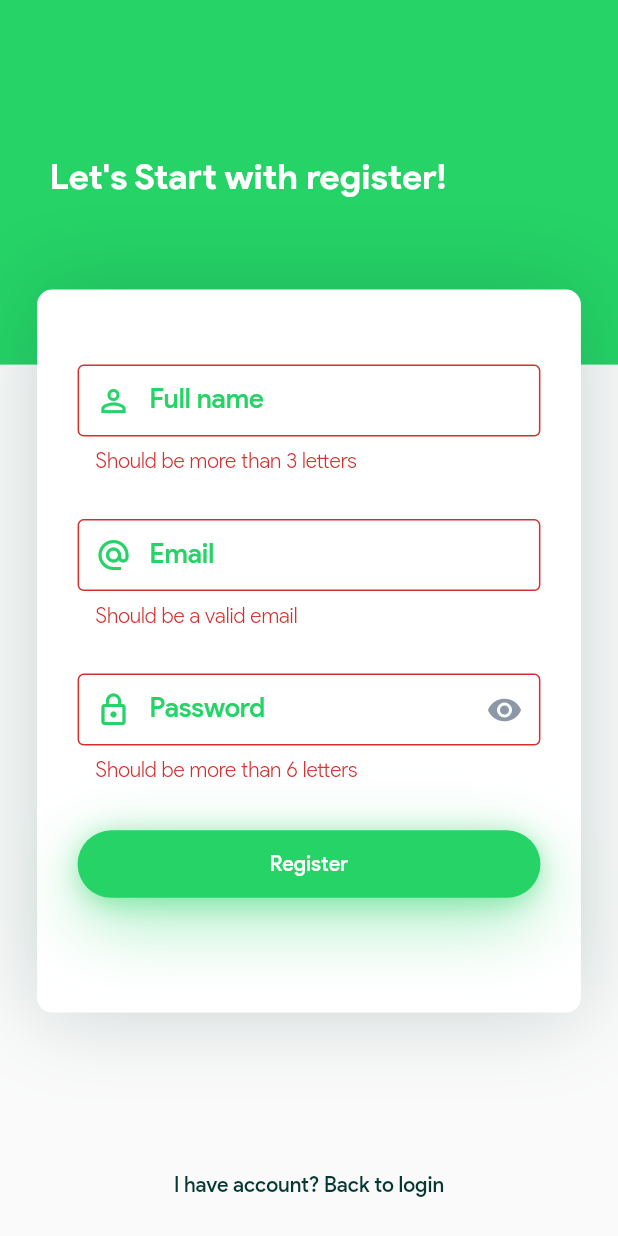
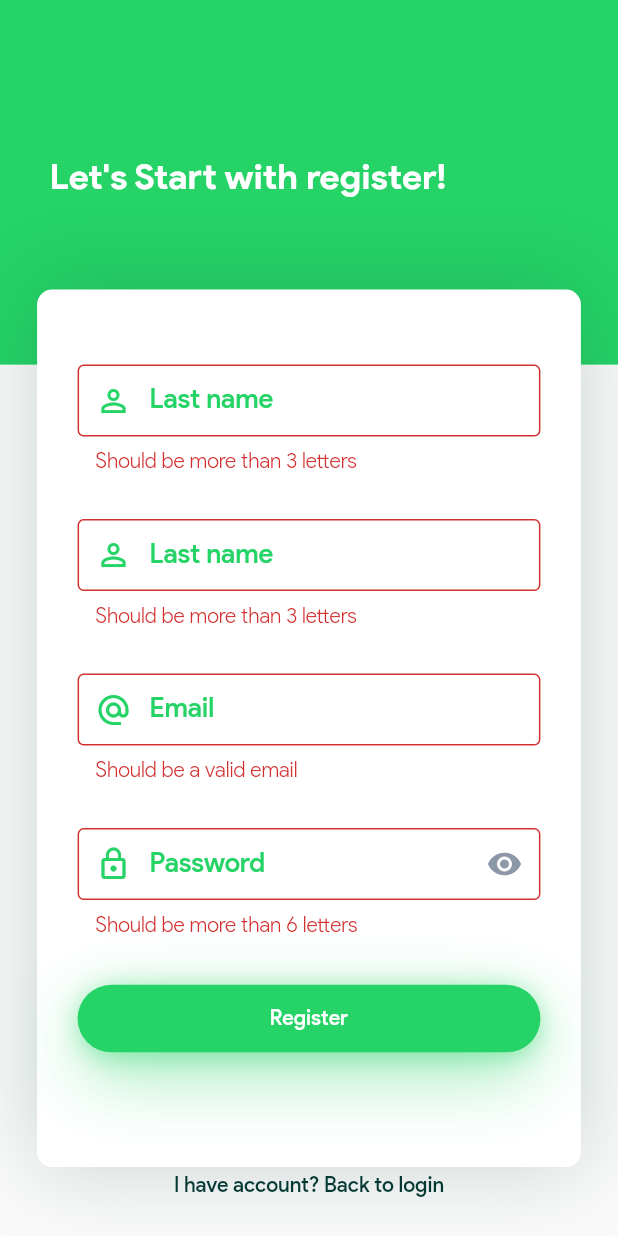
Before and after one commit to Catch-Global/catch_food_driver, a Flutter app: the SignUpWidget screen opened by its route, after a tap on "Register", on a phone screen of 412 x 824 dp. Run offline on Flutter 3.47's test engine with Material 2 defaults, Android fonts, the phone set to English and light mode, and no system bars; our stand-ins replace cached_network_image, firebase_messaging, flutter_html, fluttertoast, google_maps_flutter, location and 2 more; missing offline and left inert: global_configuration; accounts and stored records are empty.

```diff
--- a/lib/src/controllers/user_controller.dart
+++ b/lib/src/controllers/user_controller.dart
@@ -27,9 +27,10 @@ class UserController extends ControllerMVC {
       loginFormKey.currentState.save();
       repository.login(user).then((value) {
         //print(value.apiToken);
+       // if (value != null && value.apiToken != null) {
         if (value != null && value.apiToken != null) {
           scaffoldKey?.currentState?.showSnackBar(SnackBar(
-            content: Text(S.current.welcome + value.name),
+            content: Text(S.current.welcome + value.firstName + " " + value.lastName),
           ));
           Navigator.of(scaffoldKey.currentContext).pushReplacementNamed('/Pages', arguments: 1);
         } else {
@@ -47,7 +48,7 @@ class UserController extends ControllerMVC {
       repository.register(user).then((value) {
         if (value != null && value.apiToken != null) {
           scaffoldKey?.currentState?.showSnackBar(SnackBar(
-            content: Text(S.current.welcome + value.name),
+            content: Text(S.current.welcome + value.firstName + " " + value.lastName),
           ));
           Navigator.of(scaffoldKey.currentContext).pushReplacementNamed('/Pages', arguments: 1);
         } else {
--- a/lib/src/elements/DrawerWidget.dart
+++ b/lib/src/elements/DrawerWidget.dart
@@ -41,7 +41,7 @@ class _DrawerWidgetState extends StateMVC<DrawerWidget> {
 //              borderRadius: BorderRadius.only(bottomLeft: Radius.circular(35)),
                     ),
                     accountName: Text(
-                      currentUser.value.name,
+                      currentUser.value.firstName + " " + currentUser.value.lastName,
                       style: Theme.of(context).textTheme.title,
                     ),
                     accountEmail: Text(
--- a/lib/src/elements/ProfileAvatarWidget.dart
+++ b/lib/src/elements/ProfileAvatarWidget.dart
@@ -69,7 +69,7 @@ class ProfileAvatarWidget extends StatelessWidget {
             ),
           ),
           Text(
-            user.name,
+            user.firstName + " " + user.lastName,
             style: Theme.of(context).textTheme.headline.merge(TextStyle(color: Theme.of(context).primaryColor)),
           ),
           Text(
--- a/lib/src/pages/order.dart
+++ b/lib/src/pages/order.dart
@@ -173,9 +173,10 @@ class _OrderWidgetState extends StateMVC<OrderWidget> {
                                 children: <Widget>[
                                   Expanded(
                                     child: Text(
-                                      _con.order.user.name,
+                                      _con.order.user.firstName + " " + _con.order.user.lastName,
                                       style: Theme.of(context).textTheme.body2,
                                     ),
+
                                   ),
                                   SizedBox(width: 20),
                                   SizedBox(
--- a/lib/src/pages/signup.dart
+++ b/lib/src/pages/signup.dart
@@ -70,10 +70,27 @@ class _SignUpWidgetState extends StateMVC<SignUpWidget> {
                     children: <Widget>[
                       TextFormField(
                         keyboardType: TextInputType.text,
-                        onSaved: (input) => _con.user.name = input,
+                        onSaved: (input) => _con.user.firstName = input,
                         validator: (input) => input.length < 3 ? S.of(context).should_be_more_than_3_letters : null,
                         decoration: InputDecoration(
-                          labelText: S.of(context).full_name,
+                          labelText: S.of(context).last_name,
+                          labelStyle: TextStyle(color: Theme.of(context).accentColor),
+                          contentPadding: EdgeInsets.all(12),
+                          hintText: S.of(context).john_doe,
+                          hintStyle: TextStyle(color: Theme.of(context).focusColor.withOpacity(0.7)),
+                          prefixIcon: Icon(Icons.person_outline, color: Theme.of(context).accentColor),
+                          border: OutlineInputBorder(borderSide: BorderSide(color: Theme.of(context).focusColor.withOpacity(0.2))),
+                          focusedBorder: OutlineInputBorder(borderSide: BorderSide(color: Theme.of(context).focusColor.withOpacity(0.5))),
+                          enabledBorder: OutlineInputBorder(borderSide: BorderSide(color: Theme.of(context).focusColor.withOpacity(0.2))),
+                        ),
+                      ),
+                      SizedBox(height: 30),
+                      TextFormField(
+                        keyboardType: TextInputType.text,
+                        onSaved: (input) => _con.user.lastName = input,
+                        validator: (input) => input.length < 3 ? S.of(context).should_be_more_than_3_letters : null,
+                        decoration: InputDecoration(
+                          labelText: S.of(context).last_name,
                           labelStyle: TextStyle(color: Theme.of(context).accentColor),
                           contentPadding: EdgeInsets.all(12),
                           hintText: S.of(context).john_doe,
```
Also changed, not shown: lib/src/elements/ProfileSettingsDialog.dart (+10 -2 lines), lib/src/models/user.dart (+6 -3 lines), lib/src/pages/settings.dart (+20 -3 lines), lib/src/repository/user_repository.dart (+20 -4 lines), lib/generated/i18n.dart.
